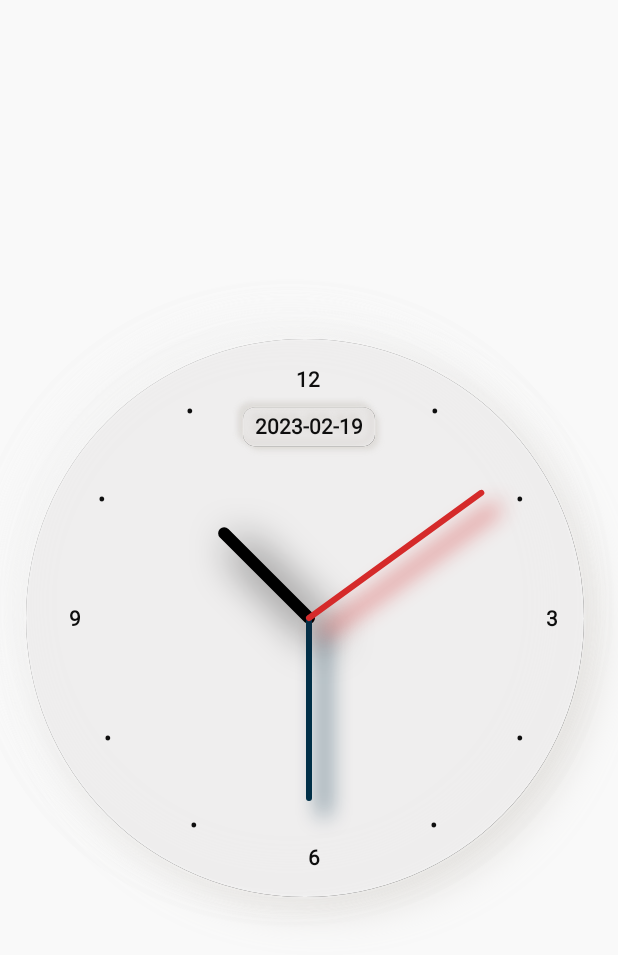
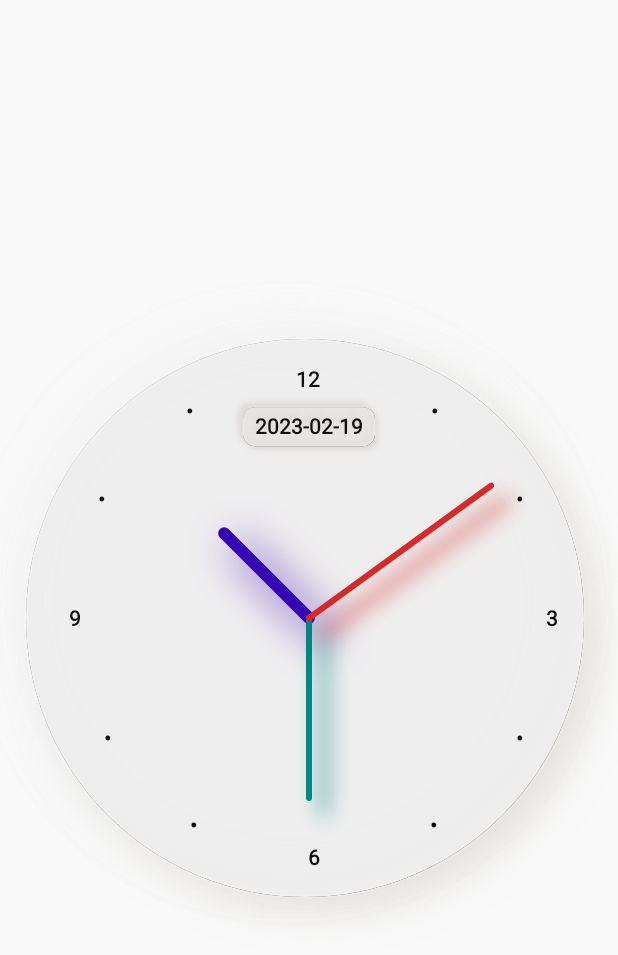
Before and after one commit to geka10058/Kirichenko_Lessons, an Android app: the layout activity_main.xml on its own in the app's theme, with its tools: preview values and no code run, on a phone screen of 412 x 824 dp. Shown: the top 955 px of the screen. Run offline under Robolectric (Android 15) with nearby library versions, the light colour scheme and no system bars.

Commit message:
Additional task completed add: - Custom attributes for CustomView

```diff
--- a/app/src/main/java/com/example/kirichenko_lessons/ClockView.kt
+++ b/app/src/main/java/com/example/kirichenko_lessons/ClockView.kt
@@ -25,14 +25,20 @@ class ClockView(
     private val darkShadowColor = ContextCompat.getColor(context, R.color.dark_shadow_color)
     private val lightShadowColor = ContextCompat.getColor(context, R.color.light_shadow_color)
     private val darkBackgroundColor = ContextCompat.getColor(context, R.color.dark_background_color)
-    private val lightBackgroundColor = ContextCompat.getColor(context, R.color.light_background_color)
+    private val lightBackgroundColor =
+        ContextCompat.getColor(context, R.color.light_background_color)
     private val borderColor = ContextCompat.getColor(context, R.color.border_color)
     private val textColor = ContextCompat.getColor(context, R.color.text_color)
-    private val hourHandsColor = ContextCompat.getColor(context, R.color.hour_hands_color)
-    private val secondHandsColor = ContextCompat.getColor(context, R.color.second_hands_color)
-    private val minuteHandsColor = ContextCompat.getColor(context, R.color.minute_hands_color)
-    private val textFontSize = TypedValue.applyDimension(TypedValue.COMPLEX_UNIT_SP, 14f, context.resources.displayMetrics)
-    private val defaultMargin =TypedValue.applyDimension(TypedValue.COMPLEX_UNIT_DIP, 8f, context.resources.displayMetrics)
+    private var hourHandsColor = ContextCompat.getColor(context, R.color.hour_hands_color)
+    private var secondHandsColor = ContextCompat.getColor(context, R.color.second_hands_color)
+    private var minuteHandsColor = ContextCompat.getColor(context, R.color.minute_hour_hands_color)
+    private val textFontSize =
+        TypedValue.applyDimension(TypedValue.COMPLEX_UNIT_SP, 14f, context.resources.displayMetrics)
+    private val defaultMargin =
+        TypedValue.applyDimension(TypedValue.COMPLEX_UNIT_DIP, 8f, context.resources.displayMetrics)
+    private var hourHandsSize = 0
+    private var minuteHandsSize = 0
+    private var secondHandsSize = 0
 
     private var mHeight: Int = 0
     private var mWidth: Int = 0
@@ -47,11 +53,37 @@ class ClockView(
     private var mCentreY: Float = 0F
     private var mMinimum: Int = 0
     private var mHour = 0
-    private var mMinute = 0F
-    private var mSecond = 0F
     private lateinit var mPath: Path
     private lateinit var mRect: Rect
     private lateinit var mNumbers: Array<Int>
+
+    init {
+        context.theme.obtainStyledAttributes(
+            attrs,
+            R.styleable.ClockView,
+            0, 0
+        ).apply {
+            try {
+                hourHandsColor = getColor(
+                    R.styleable.ClockView_hourHandsColor,
+                    ContextCompat.getColor(context, R.color.hour_hands_color)
+                )
+                minuteHandsColor = getColor(
+                    R.styleable.ClockView_minuteHandsColor,
+                    ContextCompat.getColor(context, R.color.hour_hands_color)
+                )
+                secondHandsColor = getColor(
+                    R.styleable.ClockView_secondHandsColor,
+                    ContextCompat.getColor(context, R.color.second_hands_color)
+                )
+                hourHandsSize = getDimensionPixelSize(R.styleable.ClockView_hourHandsSize, 50)
+                minuteHandsSize = getDimensionPixelSize(R.styleable.ClockView_minuteHandsSize, 100)
+                secondHandsSize = getDimensionPixelSize(R.styleable.ClockView_secondHandsSize, 120)
+            } finally {
+                recycle()
+            }
+        }
+    }
 
     override fun onDraw(canvas: Canvas?) {
         super.onDraw(canvas)
@@ -135,15 +167,18 @@ class ClockView(
 
         when (handType) {
             HandType.HOUR -> {
-                handRadius = mRadius - mRadius / 2
+                //handRadius = mRadius - mRadius / 2
+                handRadius = hourHandsSize
                 setPaintAttributes(hourHandsColor, Paint.Style.STROKE, 12F)
             }
             HandType.MINUTE -> {
-                handRadius = mRadius - mRadius / 4
+                //handRadius = mRadius - mRadius / 4
+                handRadius = minuteHandsSize
                 setPaintAttributes(minuteHandsColor, Paint.Style.STROKE, 6F)
             }
             HandType.SECOND -> {
-                handRadius = mRadius - mRadius / 9
+                //handRadius = mRadius - mRadius / 9
+                handRadius = secondHandsSize
                 setPaintAttributes(secondHandsColor, Paint.Style.STROKE, 6F)
             }
         }
--- a/app/src/main/res/layout/activity_main.xml
+++ b/app/src/main/res/layout/activity_main.xml
@@ -1,7 +1,9 @@
 <?xml version="1.0" encoding="utf-8"?>
-<androidx.constraintlayout.widget.ConstraintLayout xmlns:android="http://schemas.android.com/apk/res/android"
+<androidx.constraintlayout.widget.ConstraintLayout
+    xmlns:android="http://schemas.android.com/apk/res/android"
     xmlns:app="http://schemas.android.com/apk/res-auto"
     xmlns:tools="http://schemas.android.com/tools"
+    xmlns:custom="http://schemas.android.com/apk/res-auto"
     android:layout_width="match_parent"
     android:layout_height="match_parent"
     tools:context=".MainActivity"
@@ -13,6 +15,13 @@
         app:layout_constraintBottom_toBottomOf="parent"
         app:layout_constraintEnd_toEndOf="parent"
         app:layout_constraintStart_toStartOf="parent"
-        app:layout_constraintTop_toTopOf="parent"/>
+        app:layout_constraintTop_toTopOf="parent"
+        custom:hourHandsColor="@color/purple_700"
+        custom:minuteHandsColor="@color/teal_700"
+        custom:secondHandsColor="@color/second_hands_color"
+        custom:hourHandsSize="80dp"
+        custom:minuteHandsSize="120dp"
+        custom:secondHandsSize="150dp"
+        />
 
 </androidx.constraintlayout.widget.ConstraintLayout>
--- /dev/null
+++ b/app/src/main/res/values/attrs.xml
@@ -0,0 +1,14 @@
+<?xml version="1.0" encoding="utf-8"?>
+<resources>
+    <declare-styleable name="ClockView">
+        <attr name="hourHandsColor" format="color"/>
+        <attr name="minuteHandsColor" format="color"/>
+        <attr name="secondHandsColor" format="color"/>
+        <attr name="hourHandsSize" format="dimension"/>
+        <attr name="minuteHandsSize" format="dimension"/>
+        <attr name="secondHandsSize" format="dimension"/>
+        <attr name="hourHandsThickness" format="dimension"/>
+        <attr name="minuteHandsThickness" format="dimension"/>
+        <attr name="secondHandsThickness" format="dimension"/>
+    </declare-styleable>
+</resources>
--- a/app/src/main/res/values/colors.xml
+++ b/app/src/main/res/values/colors.xml
@@ -13,6 +13,6 @@
     <color name="dark_background_color">#E8E6E5</color>
     <color name="text_color">#0E0E0E</color>
     <color name="second_hands_color">#D52A2A</color>
-    <color name="minute_hands_color">#002F47</color>
+    <color name="minute_hour_hands_color">#002F47</color>
     <color name="border_color">#23FFFFFF</color>
 </resources>
```
